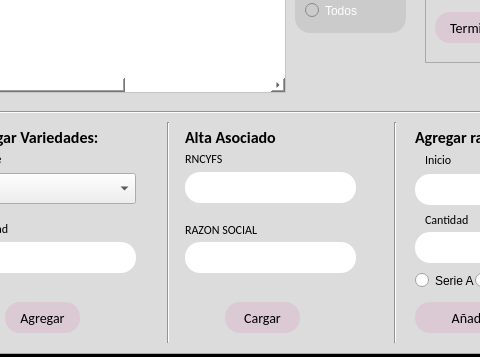
Qt form main.ui (zenfranco/Gestion_rotulos) before a commit; both pictures show x 260 to 740 and y 236 to 593 of the 984 by 593 pixel window.
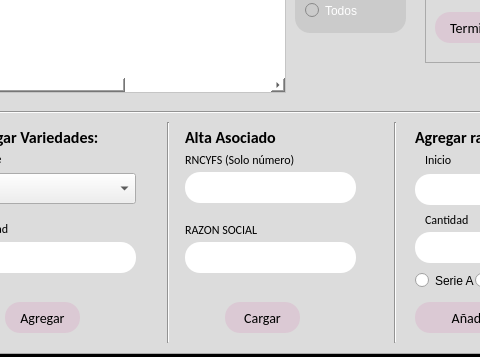
The same form after that commit. The open tabs and pages were chosen to show the change. Icons and pictures are not drawn.

```diff
--- a/main.ui
+++ b/main.ui
@@ -4472,12 +4472,12 @@
            <rect>
             <x>240</x>
             <y>370</y>
-            <width>47</width>
-            <height>13</height>
+            <width>111</width>
+            <height>16</height>
            </rect>
           </property>
           <property name="text">
-           <string>RNCYFS</string>
+           <string>RNCYFS (Solo número)</string>
           </property>
          </widget>
          <widget class="QLabel" name="label_50">
```
